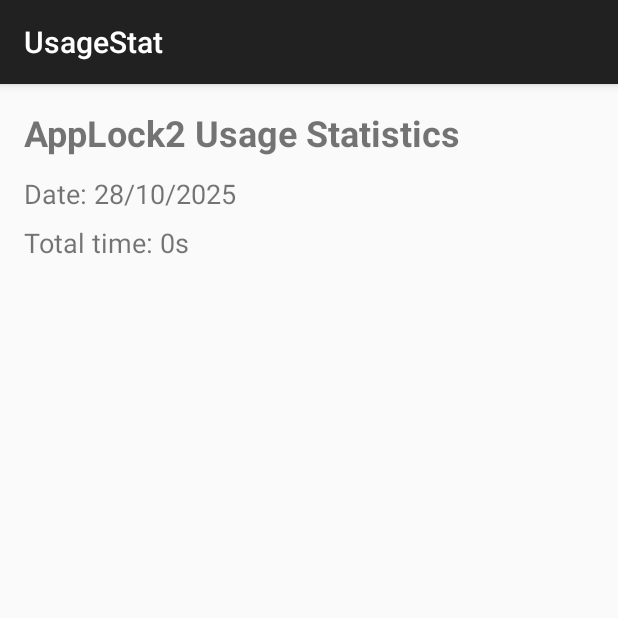
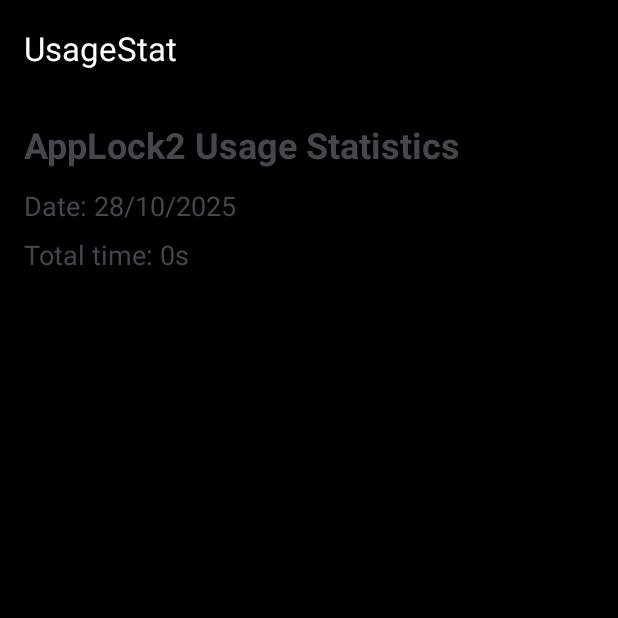
Before and after one commit to vudaoxa/lock, an Android app built with Jetpack Compose: the screen it shows after launch (MainActivity), on a phone screen of 412 x 824 dp, the top half of it. Run offline under Robolectric (Android 15) with nearby library versions, the phone set to English and light mode, and no system bars.

Commit message:
update theme dark

```diff
--- a/UsageStat/app/src/main/AndroidManifest.xml
+++ b/UsageStat/app/src/main/AndroidManifest.xml
@@ -19,8 +19,8 @@
         <activity
             android:name=".MainActivity"
             android:exported="true"
-            android:label="@string/app_name"
-            android:theme="@style/Theme.AppCompat.Light.DarkActionBar">
+            android:label="@string/app_name">
+            <!--android:theme="@style/Theme.AppCompat.Light.DarkActionBar"-->
             <!--android:theme="@style/Theme.UsageStat">-->
             <intent-filter>
                 <action android:name="android.intent.action.MAIN" />
--- a/UsageStat/app/src/main/res/values/styles.xml
+++ b/UsageStat/app/src/main/res/values/styles.xml
@@ -1,13 +1,20 @@
 <?xml version="1.0" encoding="utf-8"?>
 <resources>
     <!-- Base application theme -->
-    <style name="AppTheme" parent="Theme.AppCompat.NoActionBar">
+    <style name="AppTheme" parent="Theme.Material3.DayNight">
+        <!-- Primary brand color -->
         <item name="colorPrimary">@color/purple_500</item>
-        <item name="colorPrimaryVariant">@color/purple_700</item>
         <item name="colorOnPrimary">@color/white</item>
+        <item name="colorPrimaryContainer">@color/purple_700</item>
+        <item name="colorOnPrimaryContainer">@color/white</item>
+        <!-- Secondary brand color -->
         <item name="colorSecondary">@color/teal_200</item>
-        <item name="colorSecondaryVariant">@color/teal_700</item>
         <item name="colorOnSecondary">@color/black</item>
-        <item name="android:statusBarColor" >?attr/colorPrimaryVariant</item>
+        <item name="colorSecondaryContainer">@color/teal_700</item>
+        <item name="colorOnSecondaryContainer">@color/black</item>
+        <!-- Dark mode optimization -->
+        <item name="android:background">@color/black</item> <!-- Nền tối -->
+        <item name="colorSurface">@color/black</item> <!-- Nền CardView -->
+        <item name="colorOnSurface">@color/white</item> <!-- Text trên nền tối -->
     </style>
 </resources>
```
